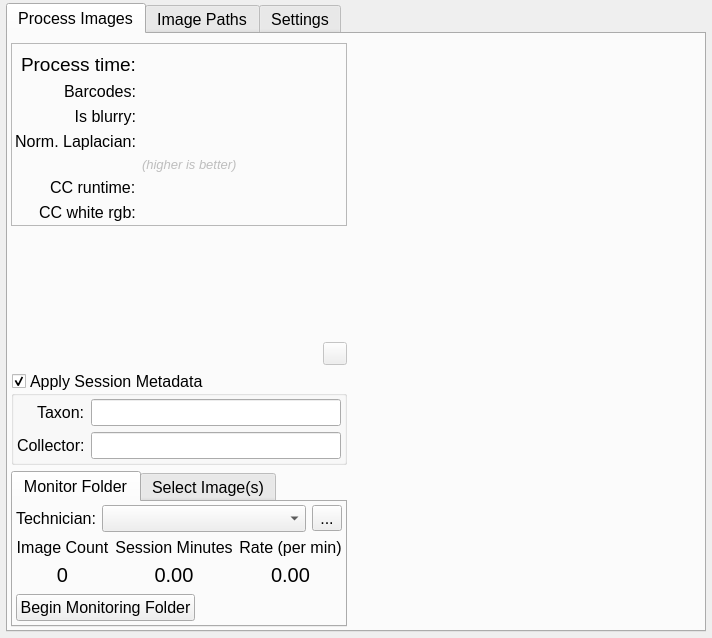
First picture: the form in ui/postProcessingUI.ui, repository CapPow/HerbASAP, before the edit.
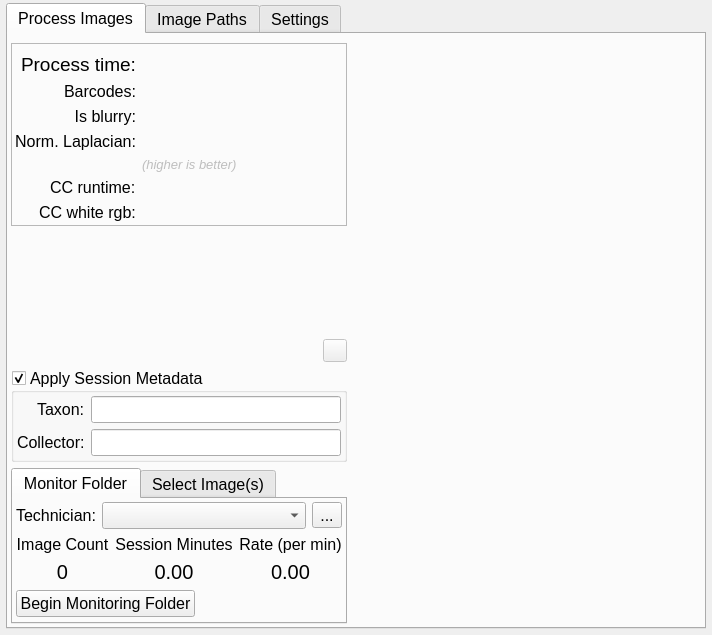
Second picture: the form after the edit. Icons and pictures are not drawn.

Commit message: improved folderMonitoring for windows, small ui polish

Patch:
```diff
--- a/ui/postProcessingUI.ui
+++ b/ui/postProcessingUI.ui
@@ -8,7 +8,7 @@
     <x>0</x>
     <y>0</y>
     <width>712</width>
-    <height>638</height>
+    <height>635</height>
    </rect>
   </property>
   <property name="windowTitle">
@@ -392,33 +392,7 @@
                 <property name="bottomMargin">
                  <number>3</number>
                 </property>
-                <item row="2" column="0">
-                 <widget class="QPushButton" name="pushButton_toggleMonitoring">
-                  <property name="text">
-                   <string>Begin Monitoring Folder</string>
-                  </property>
-                 </widget>
-                </item>
-                <item row="2" column="2">
-                 <widget class="QLabel" name="label_speedAnimal">
-                  <property name="sizePolicy">
-                   <sizepolicy hsizetype="Expanding" vsizetype="Expanding">
-                    <horstretch>0</horstretch>
-                    <verstretch>0</verstretch>
-                   </sizepolicy>
-                  </property>
-                  <property name="text">
-                   <string/>
-                  </property>
-                  <property name="scaledContents">
-                   <bool>false</bool>
-                  </property>
-                  <property name="alignment">
-                   <set>Qt::AlignCenter</set>
-                  </property>
-                 </widget>
-                </item>
-                <item row="0" column="0" colspan="3">
+                <item row="0" column="0" colspan="5">
                  <layout class="QHBoxLayout" name="horizontalLayout_6" stretch="0,2,0">
                   <property name="spacing">
                    <number>6</number>
@@ -452,7 +426,7 @@
                   </item>
                  </layout>
                 </item>
-                <item row="1" column="0" colspan="3">
+                <item row="1" column="0" colspan="5">
                  <layout class="QGridLayout" name="gridLayout_20" columnstretch="1,0,0,0">
                   <item row="1" column="3">
                    <widget class="QLabel" name="label_rate">
@@ -549,6 +523,30 @@
                   </item>
                  </layout>
                 </item>
+                <item row="2" column="0">
+                 <layout class="QVBoxLayout" name="verticalLayout_6">
+                  <item>
+                   <widget class="QPushButton" name="pushButton_toggleMonitoring">
+                    <property name="text">
+                     <string>Begin Monitoring Folder</string>
+                    </property>
+                   </widget>
+                  </item>
+                  <item>
+                   <spacer name="verticalSpacer_4">
+                    <property name="orientation">
+                     <enum>Qt::Vertical</enum>
+                    </property>
+                    <property name="sizeHint" stdset="0">
+                     <size>
+                      <width>20</width>
+                      <height>40</height>
+                     </size>
+                    </property>
+                   </spacer>
+                  </item>
+                 </layout>
+                </item>
                 <item row="2" column="1">
                  <spacer name="verticalSpacer_3">
                   <property name="orientation">
```
Left out of the diff: 25 changed lines with no effect on the pictures. The commit also changes 2 other files.
